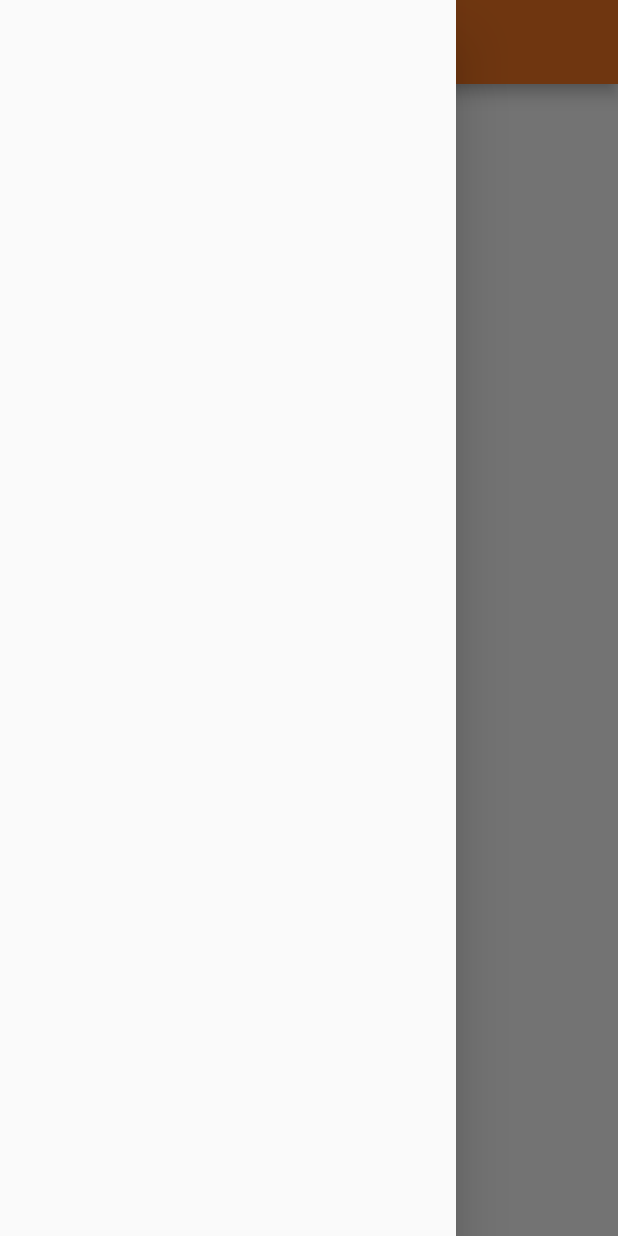
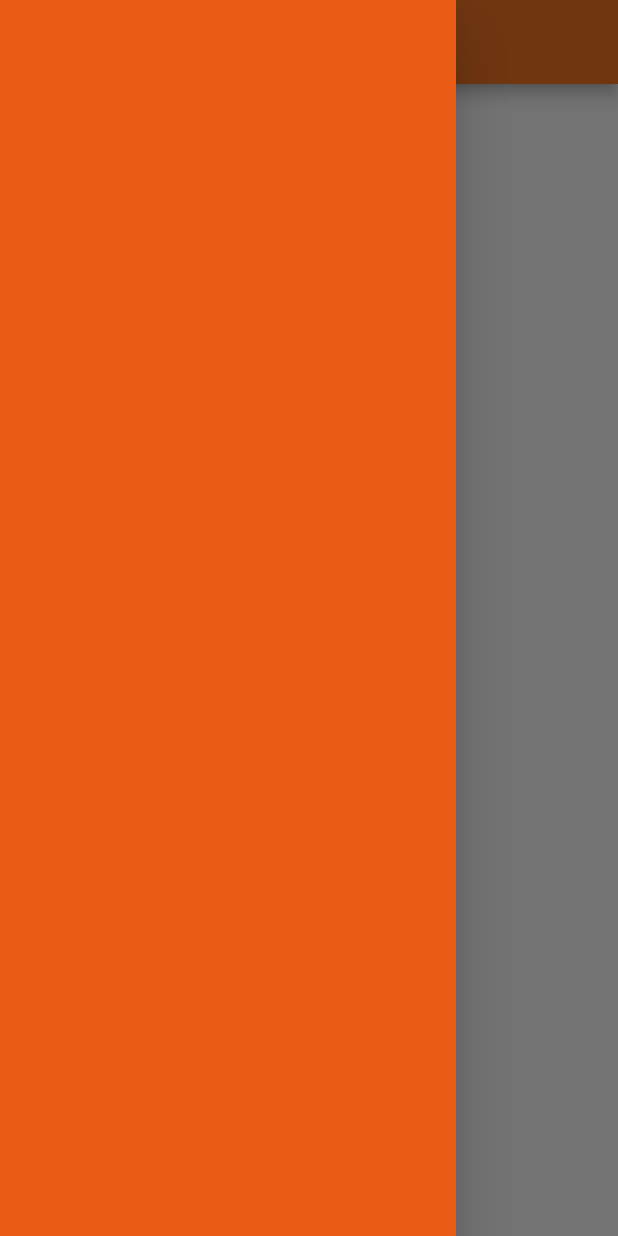
Before and after one commit to kaushik-762/apdcl-meter-registry, a Flutter app: the HomePage screen opened by its route, with the side drawer open, on a phone screen of 412 x 824 dp. Run offline on Flutter 3.47's test engine with Material 2 defaults, Android fonts, the phone set to English and light mode, and no system bars; our stand-ins replace firebase_core, google_fonts; accounts and stored records are empty.

Commit message:
Day8 completed

```diff
--- a/lib/main.dart
+++ b/lib/main.dart
@@ -6,8 +6,11 @@ import 'package:apdcl_meter_registry_system/widgets/splash.dart';
 
 import 'package:apdcl_meter_registry_system/widgets/themes.dart';
 import 'package:flutter/material.dart';
+import 'package:firebase_core/firebase_core.dart';
 
-void main(){
+void main()async{
+  WidgetsFlutterBinding.ensureInitialized();
+  await Firebase.initializeApp();
   runApp(MyApp());
 }
 
--- a/lib/pages/home_page.dart
+++ b/lib/pages/home_page.dart
@@ -1,3 +1,4 @@
+import 'package:apdcl_meter_registry_system/widgets/drawer.dart';
 import 'package:flutter/material.dart';
 
 class HomePage extends StatelessWidget {
@@ -17,6 +18,8 @@ class HomePage extends StatelessWidget {
           ),
         )
 
+
+
       ),
 
 
@@ -34,7 +37,7 @@ class HomePage extends StatelessWidget {
       ),
 
 
-      drawer: Drawer(),
+      drawer:MyDrawer()
 
     );
 
--- /dev/null
+++ b/lib/widgets/drawer.dart
@@ -0,0 +1,21 @@
+import 'package:flutter/material.dart';
+
+class MyDrawer extends StatelessWidget {
+  const MyDrawer({Key? key}) : super(key: key);
+
+  @override
+  Widget build(BuildContext context) {
+
+    return Drawer(
+      child: Container(
+       color: Color.fromARGB(255, 234, 92, 22),
+        child: ListView(
+          children: [
+
+          ],
+        ),
+      ),
+    );
+
+  }
+}
--- a/lib/widgets/splash.dart
+++ b/lib/widgets/splash.dart
@@ -1,3 +1,4 @@
+import 'package:apdcl_meter_registry_system/pages/home_page.dart';
 import 'package:apdcl_meter_registry_system/pages/login_pages.dart';
 import 'package:apdcl_meter_registry_system/pages/signup_page.dart';
 import 'package:apdcl_meter_registry_system/utils/routes.dart';
@@ -24,7 +25,7 @@ class _SplashState extends State<Splash> {
 
    _navigatetoLogin()async{
     await Future.delayed(Duration(seconds: 2),(){});
-    Navigator.pushReplacement(context, MaterialPageRoute(builder: (context)=>LoginPage()));
+    Navigator.pushReplacement(context, MaterialPageRoute(builder: (context)=>HomePage()));
    }
 
 
--- a/pubspec.yaml
+++ b/pubspec.yaml
@@ -35,6 +35,7 @@ dependencies:
   # Use with the CupertinoIcons class for iOS style icons.
   cupertino_icons: ^1.0.2
   google_fonts: ^3.0.1
+  firebase_auth: ^3.6.4
 
 
 dev_dependencies:
```
Also changed, not shown: pubspec.lock, 1 other file.
